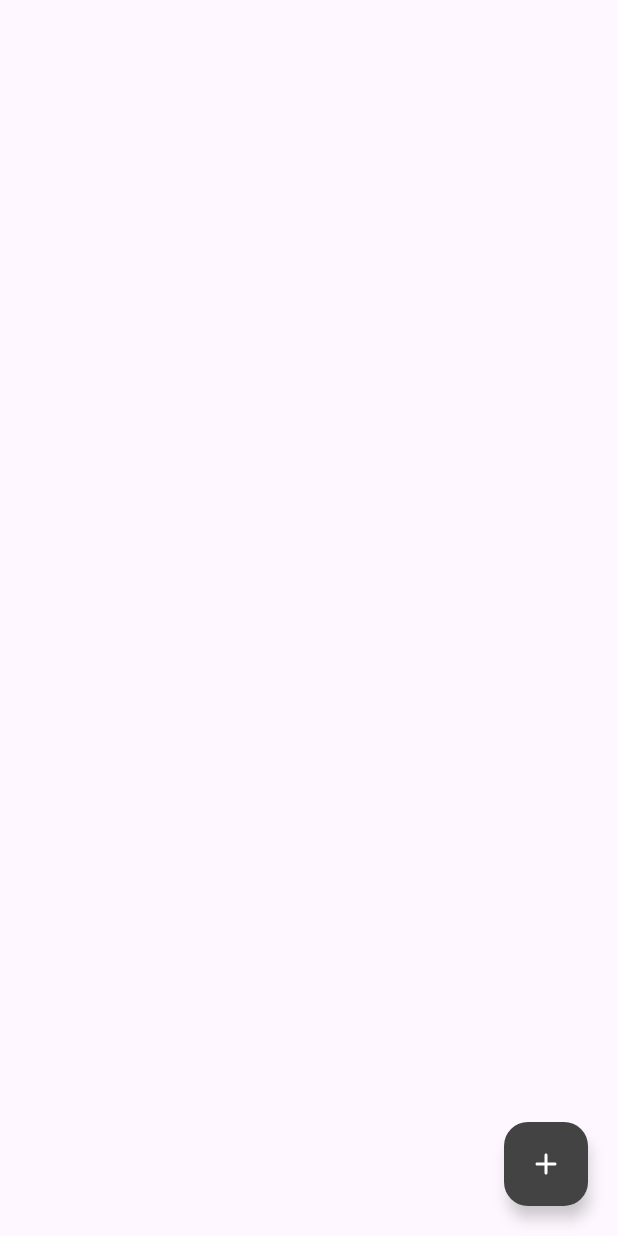
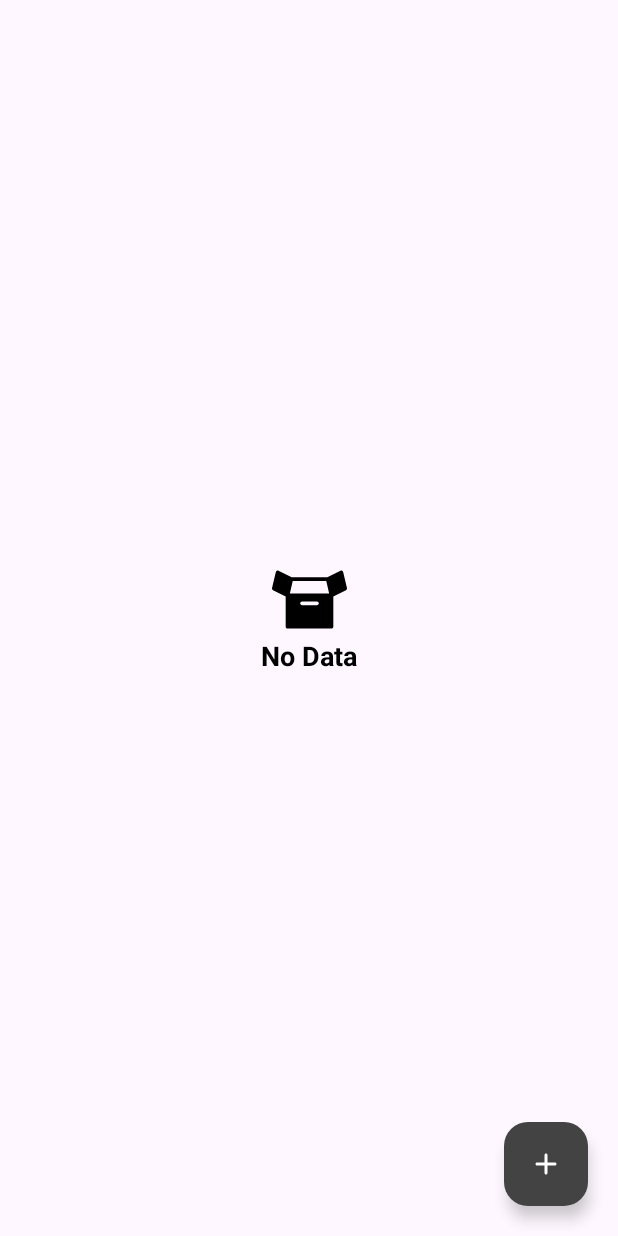
Before and after one commit to vnanhkhoa/project_4, an Android app: the screen it shows after launch (MainActivity), on a phone screen of 412 x 824 dp. Run offline under Robolectric (Android 15) with nearby library versions, the phone set to English and light mode, and no system bars; our stand-ins replace Firebase (no records; nobody signed in at launch, a user with empty details on screens opened directly), navigation-ui; libraries missing offline, so code that uses them is left out: com.firebase.ui; 2 statements that could not run were skipped.

Commit message:
[P4] Add source location

```diff
--- /dev/null
+++ b/app/src/main/java/com/khoavna/loacationreminders/data/repository/location/LocationRepository.kt
@@ -0,0 +1,16 @@
+package com.khoavna.loacationreminders.data.repository.location
+
+import com.khoavna.loacationreminders.data.database.entites.Location
+import kotlinx.coroutines.flow.Flow
+
+interface LocationRepository {
+    suspend fun add(location: Location)
+
+    suspend fun add(vararg location: Location)
+
+    fun getLocations(): Flow<List<Location>>
+
+    suspend fun update(location: Location)
+
+    suspend fun delete(location: Location)
+}
--- a/app/src/main/java/com/khoavna/loacationreminders/di/AppModule.kt
+++ b/app/src/main/java/com/khoavna/loacationreminders/di/AppModule.kt
@@ -1,10 +1,13 @@
 package com.khoavna.loacationreminders.di
 
+import com.khoavna.loacationreminders.di.modules.appDataSource
+import com.khoavna.loacationreminders.di.modules.appRepository
 import com.khoavna.loacationreminders.di.modules.daoModule
+import com.khoavna.loacationreminders.di.modules.useCaseModule
 import org.koin.dsl.module
 
 val appModule = module {
     includes(
-        daoModule
+        daoModule, appDataSource, appRepository, useCaseModule
     )
 }
--- a/app/src/main/java/com/khoavna/loacationreminders/di/modules/DataSourceModule.kt
+++ b/app/src/main/java/com/khoavna/loacationreminders/di/modules/DataSourceModule.kt
@@ -1,7 +1,11 @@
 package com.khoavna.loacationreminders.di.modules
 
+import com.khoavna.loacationreminders.data.datasource.location.LocationDataSource
+import com.khoavna.loacationreminders.data.datasource.location.LocationDataSourceImpl
+import org.koin.core.module.dsl.bind
+import org.koin.core.module.dsl.singleOf
 import org.koin.dsl.module
 
 val appDataSource = module {
-
+    singleOf(::LocationDataSourceImpl) { bind<LocationDataSource>() }
 }
--- /dev/null
+++ b/app/src/main/java/com/khoavna/loacationreminders/di/modules/RepositoryModule.kt
@@ -0,0 +1,13 @@
+package com.khoavna.loacationreminders.di.modules
+
+import com.khoavna.loacationreminders.data.repository.location.LocationRepository
+import com.khoavna.loacationreminders.data.repository.location.LocationRepositoryImpl
+import org.koin.core.module.dsl.bind
+import org.koin.core.module.dsl.singleOf
+import org.koin.dsl.module
+
+val appRepository = module {
+    singleOf(::LocationRepositoryImpl) {
+        bind<LocationRepository>()
+    }
+}
--- /dev/null
+++ b/app/src/main/java/com/khoavna/loacationreminders/di/modules/UseCaseModule.kt
@@ -0,0 +1,11 @@
+package com.khoavna.loacationreminders.di.modules
+
+import com.khoavna.loacationreminders.domain.location.LocationUseCase
+import com.khoavna.loacationreminders.domain.location.LocationUseCaseImpl
+import org.koin.core.module.dsl.bind
+import org.koin.core.module.dsl.singleOf
+import org.koin.dsl.module
+
+val useCaseModule = module {
+    singleOf(::LocationUseCaseImpl) { bind<LocationUseCase>() }
+}
--- /dev/null
+++ b/app/src/main/java/com/khoavna/loacationreminders/domain/location/LocationUseCase.kt
@@ -0,0 +1,16 @@
+package com.khoavna.loacationreminders.domain.location
+
+import com.khoavna.loacationreminders.data.database.entites.Location
+import kotlinx.coroutines.flow.Flow
+
+interface LocationUseCase {
+    suspend fun create(location: Location)
+
+    suspend fun create(vararg location: Location)
+
+    fun getLocations(): Flow<List<Location>>
+
+    suspend fun update(location: Location)
+
+    suspend fun delete(location: Location)
+}
--- a/app/src/main/java/com/khoavna/loacationreminders/ui/model/FirebaseUserLiveData.kt
+++ b/app/src/main/java/com/khoavna/loacationreminders/ui/dto/FirebaseUserLiveData.kt
@@ -1,4 +1,4 @@
-package com.khoavna.loacationreminders.ui.model
+package com.khoavna.loacationreminders.ui.dto
 
 import androidx.lifecycle.LiveData
 import com.google.firebase.auth.FirebaseAuth
--- a/app/src/main/java/com/khoavna/loacationreminders/ui/locations/LocationListFragment.kt
+++ b/app/src/main/java/com/khoavna/loacationreminders/ui/locations/LocationListFragment.kt
@@ -1,9 +1,21 @@
 package com.khoavna.loacationreminders.ui.locations
 
+import android.Manifest
+import android.content.Intent
+import android.content.pm.PackageManager
+import android.net.Uri
 import android.os.Bundle
+import android.provider.Settings
 import android.view.LayoutInflater
+import android.view.View
 import android.view.ViewGroup
+import android.widget.Toast
+import androidx.activity.result.contract.ActivityResultContracts
+import androidx.core.app.ActivityCompat
+import androidx.core.view.isVisible
 import androidx.fragment.app.Fragment
+import androidx.fragment.app.viewModels
+import com.google.android.material.dialog.MaterialAlertDialogBuilder
 import com.khoavna.loacationreminders.databinding.FragmentLocationListBinding
 
 class LocationListFragment : Fragment() {
@@ -12,9 +24,78 @@ class LocationListFragment : Fragment() {
         FragmentLocationListBinding.inflate(layoutInflater)
     }
 
+    private val viewModel: LocationListViewModel by viewModels()
+
+    private val activityResultLauncher =
+        registerForActivityResult(ActivityResultContracts.RequestMultiplePermissions()) {
+            for (key in it.keys) {
+                if (it[key] == false) {
+                    showAlert()
+                    return@registerForActivityResult
+                }
+            }
+
+            viewModel.getLocation()
+        }
+
+    override fun onCreate(savedInstanceState: Bundle?) {
+        super.onCreate(savedInstanceState)
+
+        if (checkPermission(Manifest.permission.ACCESS_FINE_LOCATION) || checkPermission(Manifest.permission.ACCESS_COARSE_LOCATION)) {
+            activityResultLauncher.launch(
+                arrayOf(
+                    Manifest.permission.ACCESS_FINE_LOCATION,
+                    Manifest.permission.ACCESS_COARSE_LOCATION
+                )
+            )
+        } else {
+            viewModel.getLocation()
+        }
+    }
+
+
     override fun onCreateView(
         inflater: LayoutInflater, container: ViewGroup?,
         savedInstanceState: Bundle?
     ) = binding.root
 
+    override fun onViewCreated(view: View, savedInstanceState: Bundle?) {
+        super.onViewCreated(view, savedInstanceState)
+
+        viewModel.locations.observe(viewLifecycleOwner) {
+            binding.groupNoData.isVisible = it.isEmpty()
+            binding.rvListLocation.isVisible = it.isNotEmpty()
+        }
+    }
+
+    private fun showSettingSystem() {
+        Intent(Settings.ACTION_APPLICATION_DETAILS_SETTINGS).also {
+            it.data = Uri.fromParts("package", requireActivity().packageName, null)
+            startActivity(it)
+        }
+    }
+
+    private fun checkPermission(permission: String): Boolean =
+        ActivityCompat.checkSelfPermission(
+            requireActivity(),
+            permission
+        ) == PackageManager.PERMISSION_DENIED
+
+    private fun showAlert() {
+        MaterialAlertDialogBuilder(requireContext())
+            .setTitle("Permission Required")
+            .setMessage("This Permission Is Required For Proper Working Of The App")
+            .setNegativeButton("No") { d, _ ->
+                d.dismiss()
+                Toast.makeText(
+                    requireContext(),
+                    "This Permission Is Required For Proper Working Of The App",
+                    Toast.LENGTH_SHORT
+                ).show()
+            }
+            .setPositiveButton("OK") { d, _ ->
+                showSettingSystem()
+                d.dismiss()
+            }.show()
+    }
 }
--- a/app/src/main/java/com/khoavna/loacationreminders/ui/login/LoginViewModel.kt
+++ b/app/src/main/java/com/khoavna/loacationreminders/ui/login/LoginViewModel.kt
@@ -3,7 +3,7 @@ package com.khoavna.loacationreminders.ui.login
 import androidx.lifecycle.LiveData
 import androidx.lifecycle.ViewModel
 import androidx.lifecycle.map
-import com.khoavna.loacationreminders.ui.model.FirebaseUserLiveData
+import com.khoavna.loacationreminders.ui.dto.FirebaseUserLiveData
 
 class LoginViewModel : ViewModel() {
 
--- /dev/null
+++ b/app/src/main/res/drawable/ic_no_data.xml
@@ -0,0 +1,10 @@
+<?xml version="1.0" encoding="utf-8"?>
+<vector xmlns:android="http://schemas.android.com/apk/res/android"
+    android:width="24dp"
+    android:height="24dp"
+    android:viewportWidth="404.688"
+    android:viewportHeight="404.688">
+    <path
+        android:fillColor="@color/black"
+        android:pathData="M404.422,140.687l-20.491,-87.259c-0.698,-2.972 -2.716,-5.463 -5.478,-6.762c-2.762,-1.3 -5.968,-1.267 -8.702,0.09l-71.23,35.346H106.168l-71.23,-35.346c-2.735,-1.357 -5.94,-1.39 -8.702,-0.09c-2.763,1.299 -4.78,3.79 -5.478,6.762L0.266,140.687c-1.061,4.52 1.128,9.176 5.286,11.242l68.271,33.913v163.131c0,5.523 4.478,10 10,10h237.023c5.522,0 10,-4.477 10,-10V185.852l68.29,-33.922C403.294,149.864 405.484,145.207 404.422,140.687zM242.5,232.973h-80.332c-5.522,0 -10,-4.477 -10,-10c0,-5.523 4.478,-10 10,-10H242.5c5.522,0 10,4.477 10,10C252.5,228.496 248.023,232.973 242.5,232.973zM96.365,169.643l15.43,-67.541h181.078l15.431,67.541H96.365z"/>
+</vector>
--- a/app/src/main/res/layout/fragment_location_list.xml
+++ b/app/src/main/res/layout/fragment_location_list.xml
@@ -10,6 +10,7 @@
         android:id="@+id/rv_list_location"
         android:layout_width="0dp"
         android:layout_height="0dp"
+        android:visibility="gone"
         app:layout_constraintBottom_toBottomOf="parent"
         app:layout_constraintEnd_toEndOf="parent"
         app:layout_constraintStart_toStartOf="parent"
@@ -28,4 +29,35 @@
         app:layout_constraintEnd_toEndOf="parent"
         app:tint="@color/white" />
 
+    <androidx.constraintlayout.widget.Group
+        android:id="@+id/group_no_data"
+        android:layout_width="wrap_content"
+        android:layout_height="wrap_content"
+        app:constraint_referenced_ids="img_no_data" />
+
+    <androidx.appcompat.widget.AppCompatImageView
+        android:id="@+id/img_no_data"
+        android:layout_width="50dp"
+        android:layout_height="50dp"
+        android:src="@drawable/ic_no_data"
+        app:layout_constraintBottom_toTopOf="@id/tv_no_data"
+        app:layout_constraintEnd_toEndOf="parent"
+        app:layout_constraintStart_toStartOf="parent"
+        app:layout_constraintTop_toTopOf="parent"
+        app:layout_constraintVertical_chainStyle="packed" />
+
+    <TextView
+        android:id="@+id/tv_no_data"
+        android:layout_width="wrap_content"
+        android:layout_height="wrap_content"
+        android:gravity="center"
+        android:text="@string/no_data"
+        android:textColor="@color/black"
+        android:textSize="18sp"
+        android:textStyle="bold"
+        app:layout_constraintBottom_toBottomOf="parent"
+        app:layout_constraintEnd_toEndOf="parent"
+        app:layout_constraintStart_toStartOf="parent"
+        app:layout_constraintTop_toBottomOf="@id/img_no_data" />
+
 </androidx.constraintlayout.widget.ConstraintLayout>
--- a/app/src/main/res/navigation/nav_graph.xml
+++ b/app/src/main/res/navigation/nav_graph.xml
@@ -12,7 +12,9 @@
         tools:layout="@layout/fragment_login">
         <action
             android:id="@+id/action_loginFragment_to_locationListFragment"
-            app:destination="@id/locationListFragment" />
+            app:destination="@id/locationListFragment"
+            app:launchSingleTop="true"
+            app:popUpTo="@id/nav_graph" />
     </fragment>
     <fragment
         android:id="@+id/locationListFragment"
--- a/app/src/main/res/values/strings.xml
+++ b/app/src/main/res/values/strings.xml
@@ -1,4 +1,5 @@
 <resources>
     <string name="app_name">Location Reminders</string>
     <string name="login">Login</string>
+    <string name="no_data">No Data</string>
 </resources>
```
Also changed, not shown: app/src/main/java/com/khoavna/loacationreminders/data/repository/location/LocationRepositoryImpl.kt (added, +31 -0 lines), app/src/main/java/com/khoavna/loacationreminders/domain/location/LocationUseCaseImpl.kt (added, +25 -0 lines), app/src/main/java/com/khoavna/loacationreminders/ui/locations/LocationListViewModel.kt (+20 -2 lines).
